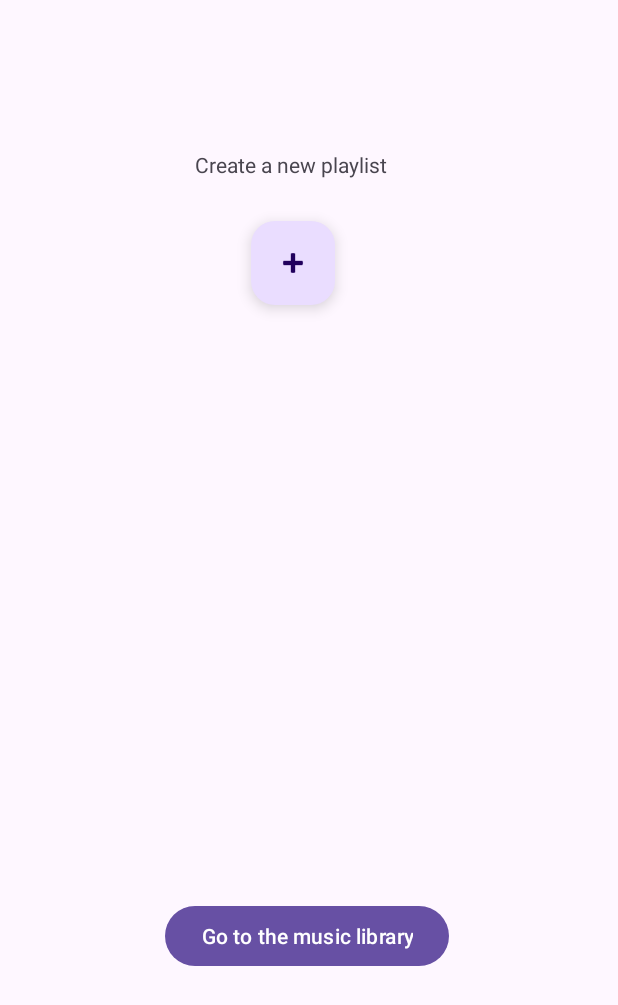
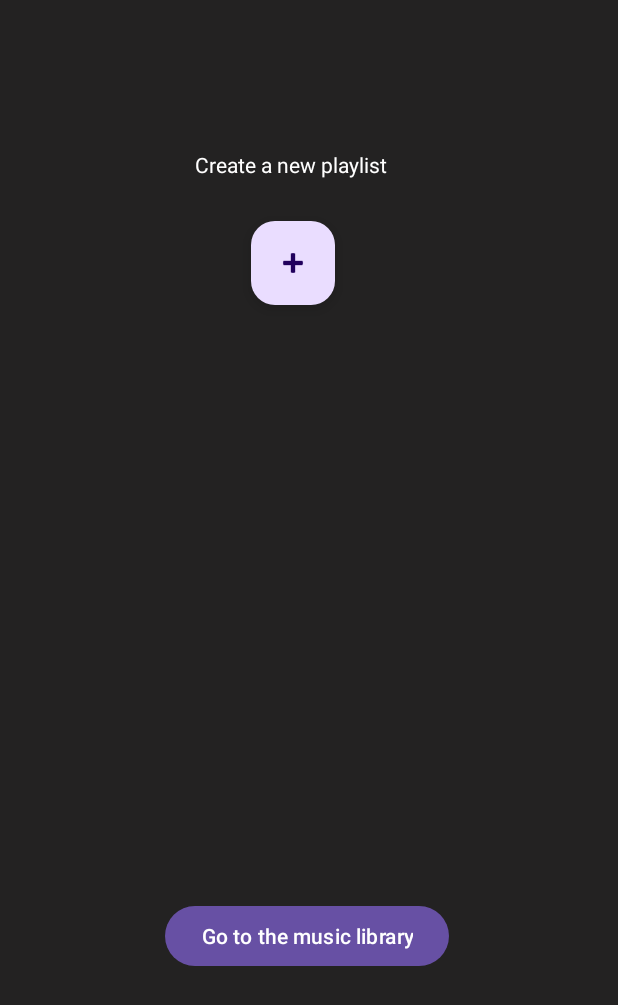
Before and after one commit to GerXY-code/progtech-project, an Android app: the LandingPageActivity screen opened directly, with no data from a screen before it, on a phone screen of 412 x 824 dp. Shown: the top 1005 px of the screen. Run offline under Robolectric (Android 15) with nearby library versions, the phone set to English and light mode, and no system bars.

Commit message:
Design modification on landing_page

```diff
--- a/SourceCode/app/src/main/res/layout/landing_page.xml
+++ b/SourceCode/app/src/main/res/layout/landing_page.xml
@@ -3,7 +3,8 @@
     xmlns:app="http://schemas.android.com/apk/res-auto"
     xmlns:tools="http://schemas.android.com/tools"
     android:layout_width="match_parent"
-    android:layout_height="match_parent">
+    android:layout_height="match_parent"
+    android:background="#232222">
 
     <Button
         android:id="@+id/to_musics_btn"
@@ -33,6 +34,7 @@
         android:layout_marginStart="130dp"
         android:layout_marginTop="100dp"
         android:text="Create a new playlist"
+        android:textColor="@color/white"
         app:layout_constraintStart_toStartOf="parent"
         app:layout_constraintTop_toTopOf="parent" />
 
@@ -41,6 +43,7 @@
         android:layout_width="wrap_content"
         android:layout_height="300dp"
         android:layout_marginTop="215dp"
+        android:background="#232222"
         app:layout_constraintStart_toStartOf="parent"
         app:layout_constraintTop_toTopOf="parent" />
 
@@ -63,6 +66,7 @@
         android:ems="10"
         android:hint="Name your playlist..."
         android:inputType="text"
+        android:textColor="@color/white"
         app:layout_constraintStart_toStartOf="parent"
         app:layout_constraintTop_toTopOf="parent" />
 
```
